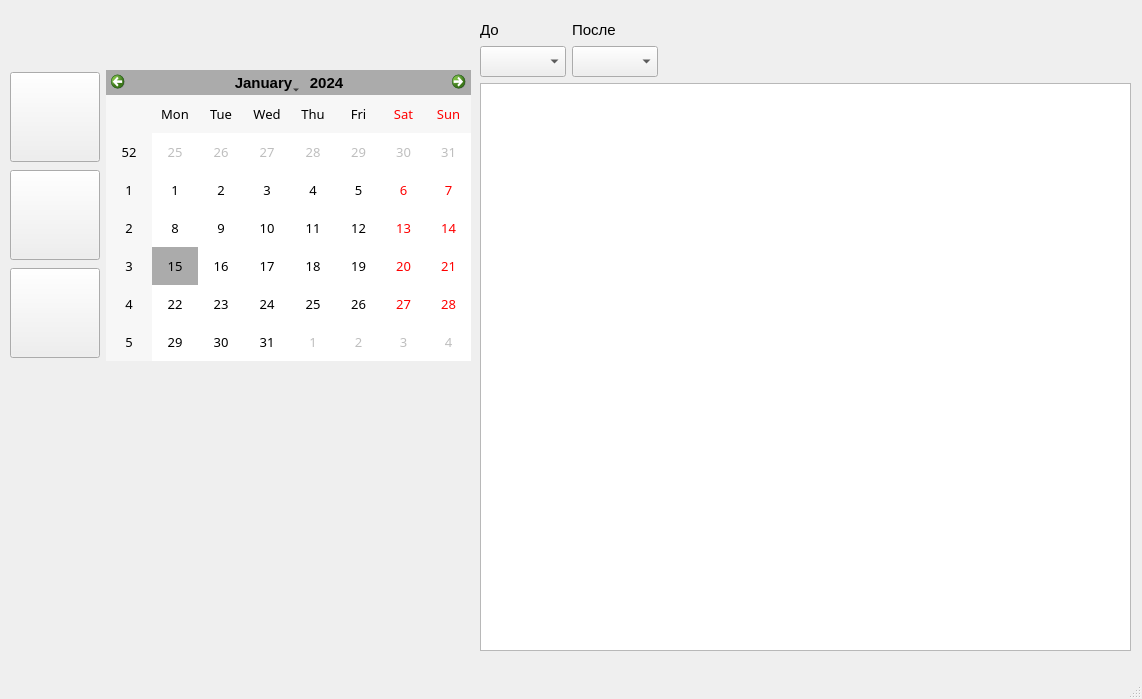
Old version of the form ui/main.ui in the repository flexyw1be/DentalProject.
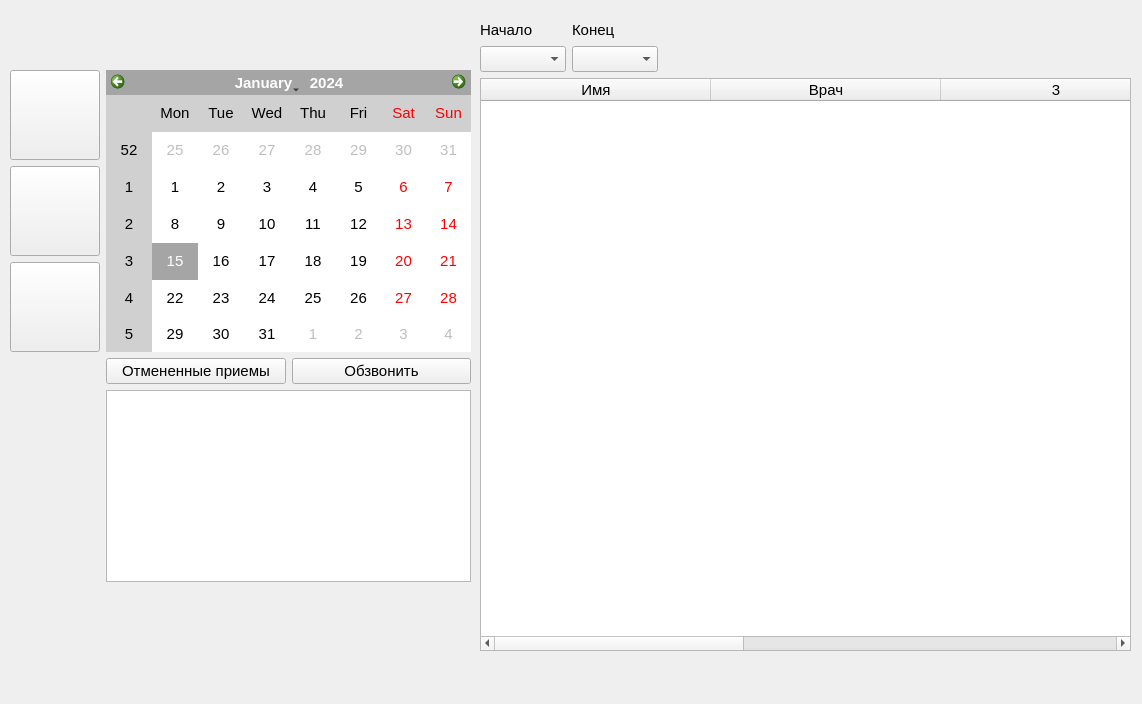
New version of the form.

The edit to the form file:
```diff
--- a/ui/main.ui
+++ b/ui/main.ui
@@ -7,7 +7,7 @@
     <x>0</x>
     <y>0</y>
     <width>1142</width>
-    <height>699</height>
+    <height>704</height>
    </rect>
   </property>
   <property name="font">
@@ -19,6 +19,9 @@
   <property name="windowTitle">
    <string>MainWindow</string>
   </property>
+  <property name="styleSheet">
+   <string notr="true">background-image: ur(C:/Users/geba-/Documents/GitHub/Delta/background.png);</string>
+  </property>
   <widget class="QWidget" name="centralwidget">
    <widget class="QLabel" name="name_label">
     <property name="geometry">
@@ -59,8 +62,8 @@
             <widget class="QComboBox" name="firstTimeComboBox">
              <property name="font">
               <font>
-               <family>Yandex Sans Display Thin</family>
-               <pointsize>12</pointsize>
+               <family>Segoe UI</family>
+               <pointsize>11</pointsize>
               </font>
              </property>
             </widget>
@@ -69,8 +72,8 @@
             <widget class="QComboBox" name="lastTimeComboBox">
              <property name="font">
               <font>
-               <family>Yandex Sans Display Thin</family>
-               <pointsize>12</pointsize>
+               <family>Segoe UI</family>
+               <pointsize>11</pointsize>
               </font>
              </property>
             </widget>
@@ -83,8 +86,14 @@
         <layout class="QHBoxLayout" name="horizontalLayout_2">
          <item>
           <widget class="QLabel" name="label">
+           <property name="font">
+            <font>
+             <family>Segoe UI</family>
+             <pointsize>11</pointsize>
+            </font>
+           </property>
            <property name="text">
-            <string>До</string>
+            <string>Начало</string>
            </property>
            <property name="alignment">
             <set>Qt::AlignLeading|Qt::AlignLeft|Qt::AlignVCenter</set>
@@ -93,8 +102,14 @@
          </item>
          <item>
           <widget class="QLabel" name="label_2">
+           <property name="font">
+            <font>
+             <family>Segoe UI</family>
+             <pointsize>11</pointsize>
+            </font>
+           </property>
            <property name="text">
-            <string>После</string>
+            <string>Конец</string>
            </property>
           </widget>
          </item>
@@ -116,7 +131,35 @@
       </layout>
      </item>
      <item row="1" column="0">
-      <widget class="QTableWidget" name="tableWidget"/>
+      <widget class="QTableWidget" name="tableWidget">
+       <property name="font">
+        <font>
+         <pointsize>11</pointsize>
+        </font>
+       </property>
+       <property name="rowCount">
+        <number>0</number>
+       </property>
+       <property name="columnCount">
+        <number>5</number>
+       </property>
+       <attribute name="horizontalHeaderDefaultSectionSize">
+        <number>230</number>
+       </attribute>
+       <column>
+        <property name="text">
+         <string>Имя</string>
+        </property>
+       </column>
+       <column>
+        <property name="text">
+         <string>Врач</string>
+        </property>
+       </column>
+       <column/>
+       <column/>
+       <column/>
+      </widget>
      </item>
     </layout>
    </widget>
@@ -130,6 +173,110 @@
      </rect>
     </property>
     <layout class="QGridLayout" name="gridLayout_5">
+     <item row="3" column="1">
+      <spacer name="verticalSpacer_2">
+       <property name="orientation">
+        <enum>Qt::Vertical</enum>
+       </property>
+       <property name="sizeHint" stdset="0">
+        <size>
+         <width>20</width>
+         <height>40</height>
+        </size>
+       </property>
+      </spacer>
+     </item>
+     <item row="0" column="0">
+      <layout class="QGridLayout" name="gridLayout_4">
+       <item row="0" column="0">
+        <widget class="QPushButton" name="card_push_button">
+         <property name="minimumSize">
+          <size>
+           <width>90</width>
+           <height>90</height>
+          </size>
+         </property>
+         <property name="maximumSize">
+          <size>
+           <width>90</width>
+           <height>90</height>
+          </size>
+         </property>
+         <property name="text">
+          <string/>
+         </property>
+        </widget>
+       </item>
+       <item row="2" column="0">
+        <widget class="QPushButton" name="specialist_push_button">
+         <property name="minimumSize">
+          <size>
+           <width>90</width>
+           <height>90</height>
+          </size>
+         </property>
+         <property name="maximumSize">
+          <size>
+           <width>90</width>
+           <height>90</height>
+          </size>
+         </property>
+         <property name="text">
+          <string/>
+         </property>
+        </widget>
+       </item>
+       <item row="1" column="0">
+        <widget class="QPushButton" name="shedule_push_button">
+         <property name="minimumSize">
+          <size>
+           <width>90</width>
+           <height>90</height>
+          </size>
+         </property>
+         <property name="maximumSize">
+          <size>
+           <width>90</width>
+           <height>90</height>
+          </size>
+         </property>
+         <property name="text">
+          <string/>
+         </property>
+        </widget>
+       </item>
+      </layout>
+     </item>
+     <item row="1" column="1">
+      <layout class="QHBoxLayout" name="horizontalLayout_3">
+       <item>
+        <widget class="QPushButton" name="cancel_push_button">
+         <property name="font">
+          <font>
+           <family>Segoe UI</family>
+           <pointsize>11</pointsize>
+          </font>
+         </property>
+         <property name="text">
+          <string>Отмененные приемы</string>
+         </property>
+        </widget>
+       </item>
+       <item>
+        <widget class="QPushButton" name="ring_push_button">
+         <property name="font">
+          <font>
+           <family>Segoe UI</family>
+           <pointsize>11</pointsize>
+          </font>
+         </property>
+         <property name="text">
+          <string>Обзвонить</string>
+         </property>
+        </widget>
+       </item>
+      </layout>
+     </item>
      <item row="0" column="1">
       <widget class="QCalendarWidget" name="calendarWidget">
        <property name="palette">
@@ -138,9 +285,9 @@
           <colorrole role="Highlight">
            <brush brushstyle="SolidPattern">
             <color alpha="255">
-             <red>171</red>
-             <green>171</green>
-             <blue>171</blue>
+             <red>165</red>
+             <green>165</green>
+             <blue>165</blue>
             </color>
            </brush>
           </colorrole>
@@ -171,14 +318,23 @@
             </color>
            </brush>
           </colorrole>
+          <colorrole role="AlternateBase">
+           <brush brushstyle="SolidPattern">
+            <color alpha="255">
+             <red>208</red>
+             <green>208</green>
+             <blue>208</blue>
+            </color>
+           </brush>
+          </colorrole>
          </active>
          <inactive>
           <colorrole role="Highlight">
            <brush brushstyle="SolidPattern">
             <color alpha="255">
-             <red>171</red>
-             <green>171</green>
-             <blue>171</blue>
+             <red>165</red>
+             <green>165</green>
+             <blue>165</blue>
             </color>
            </brush>
           </colorrole>
@@ -209,14 +365,23 @@
             </color>
            </brush>
           </colorrole>
+          <colorrole role="AlternateBase">
+           <brush brushstyle="SolidPattern">
+            <color alpha="255">
+             <red>208</red>
+             <green>208</green>
+             <blue>208</blue>
+            </color>
+           </brush>
+          </colorrole>
          </inactive>
          <disabled>
           <colorrole role="Highlight">
            <brush brushstyle="SolidPattern">
             <color alpha="255">
-             <red>0</red>
-             <green>120</green>
-             <blue>215</blue>
+             <red>165</red>
+             <green>165</green>
+             <blue>165</blue>
             </color>
            </brush>
           </colorrole>
@@ -247,120 +412,50 @@
             </color>
            </brush>
           </colorrole>
+          <colorrole role="AlternateBase">
+           <brush brushstyle="SolidPattern">
+            <color alpha="255">
+             <red>208</red>
+             <green>208</green>
+             <blue>208</blue>
+            </color>
+           </brush>
+          </colorrole>
          </disabled>
         </palette>
        </property>
        <property name="font">
         <font>
-         <family>Yandex Sans Text</family>
-         <pointsize>10</pointsize>
+         <family>Segoe UI</family>
+         <pointsize>11</pointsize>
          <weight>50</weight>
          <bold>false</bold>
         </font>
        </property>
+       <property name="contextMenuPolicy">
+        <enum>Qt::DefaultContextMenu</enum>
+       </property>
+       <property name="autoFillBackground">
+        <bool>false</bool>
+       </property>
+       <property name="styleSheet">
+        <string notr="true">selection-background-color: rgb(165, 165, 165);
+alternate-background-color: rgb(208, 208, 208)</string>
+       </property>
+       <property name="navigationBarVisible">
+        <bool>true</bool>
+       </property>
+       <property name="dateEditEnabled">
+        <bool>true</bool>
+       </property>
       </widget>
      </item>
-     <item row="0" column="0">
-      <layout class="QGridLayout" name="gridLayout_4">
-       <item row="0" column="0">
-        <widget class="QPushButton" name="card_push_button">
-         <property name="minimumSize">
-          <size>
-           <width>90</width>
-           <height>90</height>
-          </size>
-         </property>
-         <property name="maximumSize">
-          <size>
-           <width>90</width>
-           <height>90</height>
-          </size>
-         </property>
-         <property name="text">
-          <string/>
-         </property>
-        </widget>
-       </item>
-       <item row="2" column="0">
-        <widget class="QPushButton" name="pushButton_3">
-         <property name="minimumSize">
-          <size>
-           <width>90</width>
-           <height>90</height>
-          </size>
-         </property>
-         <property name="maximumSize">
-          <size>
-           <width>90</width>
-           <height>90</height>
-          </size>
-         </property>
-         <property name="text">
-          <string/>
-         </property>
-        </widget>
-       </item>
-       <item row="1" column="0">
-        <widget class="QPushButton" name="shedule_push_button">
-         <property name="minimumSize">
-          <size>
-           <width>90</width>
-           <height>90</height>
-          </size>
-         </property>
-         <property name="maximumSize">
-          <size>
-           <width>90</width>
-           <height>90</height>
-          </size>
-         </property>
-         <property name="text">
-          <string/>
-         </property>
-        </widget>
-       </item>
-      </layout>
-     </item>
-     <item row="1" column="1">
-      <spacer name="verticalSpacer_2">
-       <property name="orientation">
-        <enum>Qt::Vertical</enum>
-       </property>
-       <property name="sizeHint" stdset="0">
-        <size>
-         <width>20</width>
-         <height>40</height>
-        </size>
-       </property>
-      </spacer>
-     </item>
-     <item row="1" column="0">
-      <spacer name="verticalSpacer">
-       <property name="orientation">
-        <enum>Qt::Vertical</enum>
-       </property>
-       <property name="sizeHint" stdset="0">
-        <size>
-         <width>20</width>
-         <height>40</height>
-        </size>
-       </property>
-      </spacer>
+     <item row="2" column="1">
+      <widget class="QListWidget" name="patients_table"/>
      </item>
     </layout>
    </widget>
   </widget>
-  <widget class="QMenuBar" name="menubar">
-   <property name="geometry">
-    <rect>
-     <x>0</x>
-     <y>0</y>
-     <width>1142</width>
-     <height>21</height>
-    </rect>
-   </property>
-  </widget>
-  <widget class="QStatusBar" name="statusbar"/>
  </widget>
  <resources/>
  <connections/>
```
